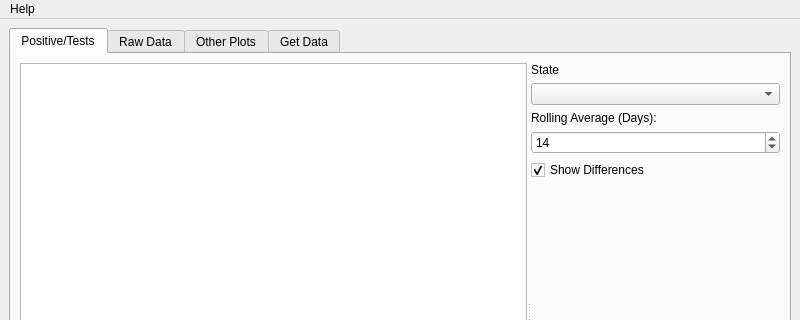
First picture: the form in mainwindow.ui, repository RedChow/QCovidTracker, before the edit; both pictures show x 0 to 800 and y 0 to 320 of the 800 by 600 pixel window.
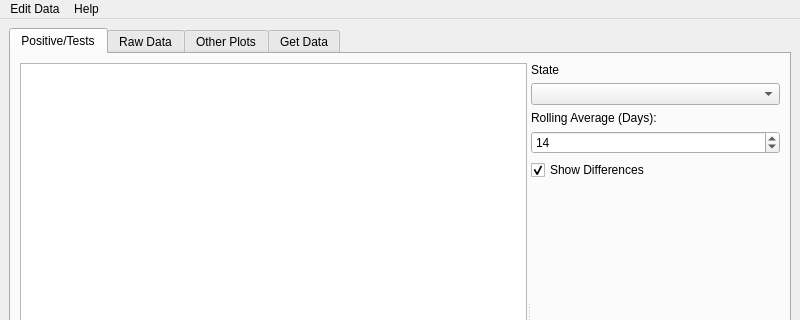
Second picture: the form after the edit. Custom widgets are drawn as their Qt base class.

Patch:
```diff
--- a/mainwindow.ui
+++ b/mainwindow.ui
@@ -171,6 +171,15 @@
     </property>
     <addaction name="actionDB_Setup"/>
    </widget>
+   <widget class="QMenu" name="menuData">
+    <property name="title">
+     <string>Edit Data</string>
+    </property>
+    <addaction name="actionEdit_JSON_Fields"/>
+    <addaction name="actionEdit_History_Data"/>
+    <addaction name="actionEdit_State_Info"/>
+   </widget>
+   <addaction name="menuData"/>
    <addaction name="menuHelp"/>
   </widget>
   <widget class="QStatusBar" name="statusbar"/>
```
Left out of the diff: 15 changed lines with no effect on the pictures.
